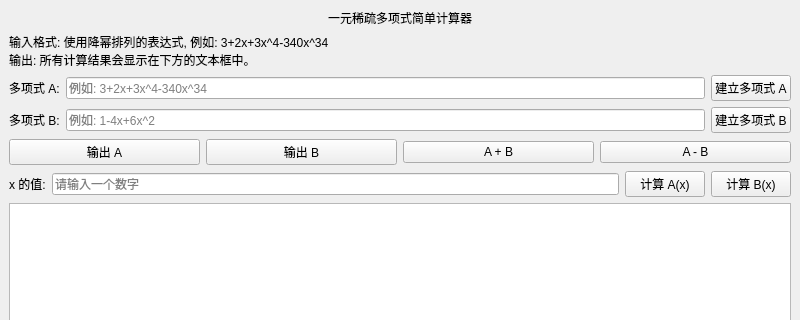
Old version of the form mainwindow.ui in the repository submergepsc/project1_DS; both pictures show x 0 to 800 and y 0 to 320 of the 800 by 600 pixel window.
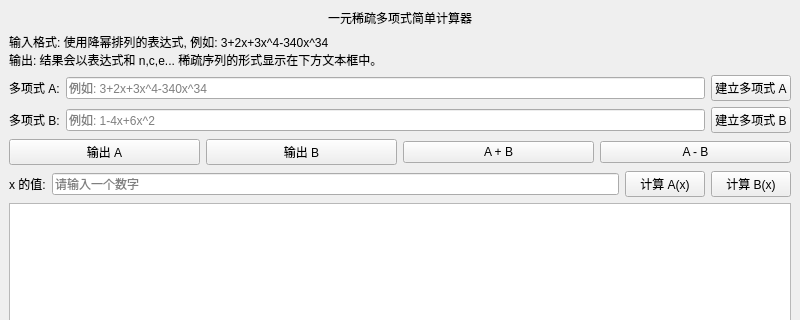
New version of the form.

Commit message: Expose sparse sequence output in Qt UI

Patch:
```diff
--- a/mainwindow.ui
+++ b/mainwindow.ui
@@ -28,7 +28,7 @@
     <item>
      <widget class="QLabel" name="instructionsLabel">
       <property name="text">
-       <string>输入格式: 使用降幂排列的表达式, 例如: 3+2x+3x^4-340x^34&#xa;输出: 所有计算结果会显示在下方的文本框中。</string>
+       <string>输入格式: 使用降幂排列的表达式, 例如: 3+2x+3x^4-340x^34&#xa;输出: 结果会以表达式和 n,c,e... 稀疏序列的形式显示在下方文本框中。</string>
       </property>
       <property name="wordWrap">
        <bool>true</bool>
```
The commit also changes 4 other files.
